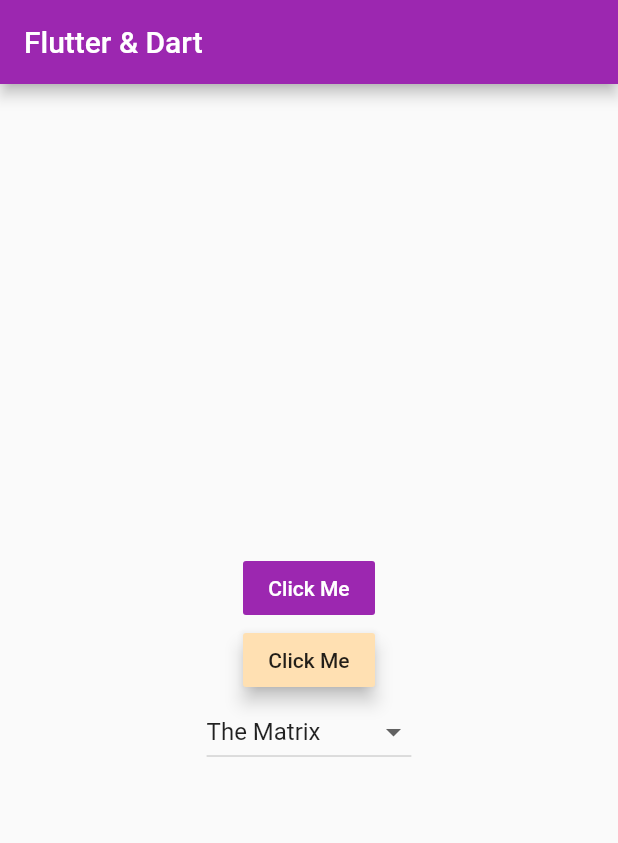
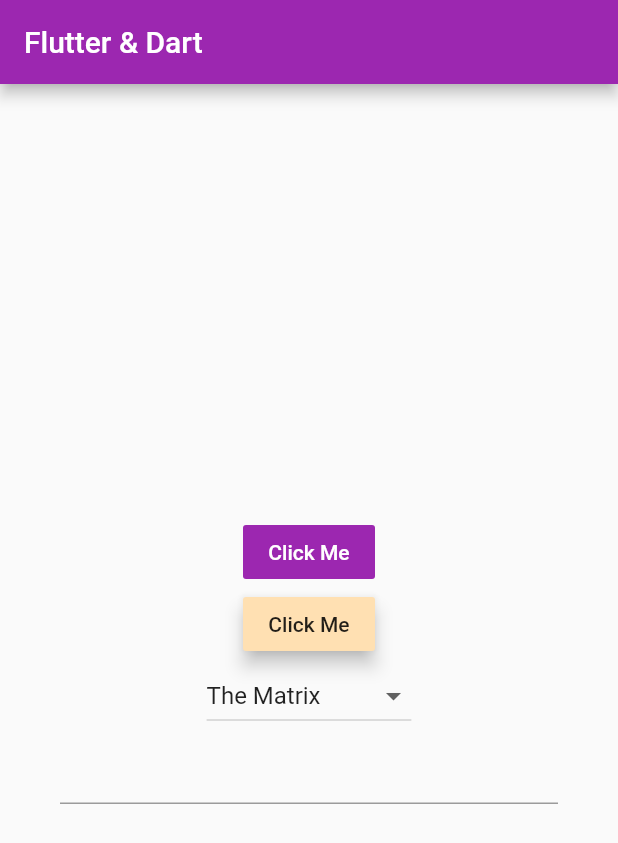
Before and after one commit to DiaDeMuertos/Udemy_section5, a Flutter app: the screen it shows after launch, on a phone screen of 412 x 824 dp. Shown: the top 843 px of the screen. Run offline on Flutter 3.47's test engine with Material 2 defaults, Android fonts, the phone set to English and light mode, and no system bars.

```diff
--- a/lib/main.dart
+++ b/lib/main.dart
@@ -28,6 +28,8 @@ class MyHomePage extends StatefulWidget {
 
 class _MyHomePageState extends State<MyHomePage> {
   String _dropdownValue = 'The Matrix';
+
+  final TextEditingController controller = new TextEditingController();
 
   final List<String> movies = [
     'The Matrix',
@@ -77,6 +79,13 @@ class _MyHomePageState extends State<MyHomePage> {
               onChanged: _handlerDropDownOnChange,
               items: buildItems(movies),
             ),
+            Padding(
+              padding: const EdgeInsets.only(left: 40, right: 40),
+              child: TextField(
+                onChanged: (String value) => print('typed...$value'),
+                onSubmitted: (String value) => print('submitted'),
+              ),
+            ),
           ],
         ),
       ),
```
